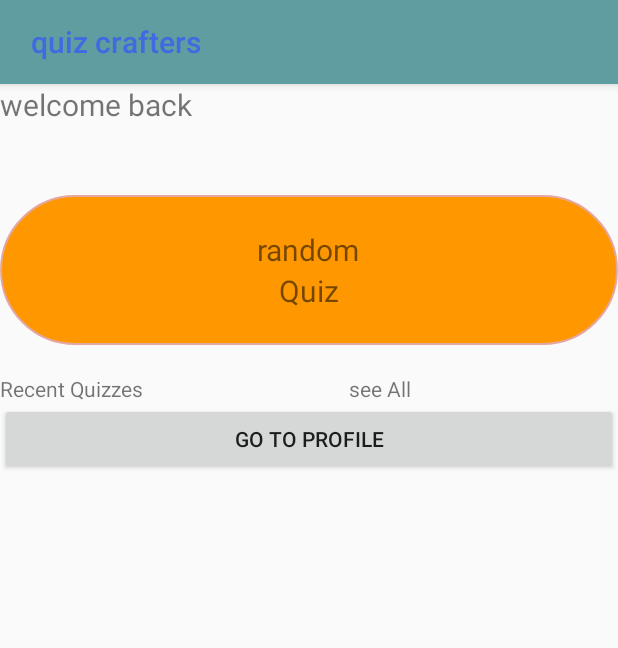
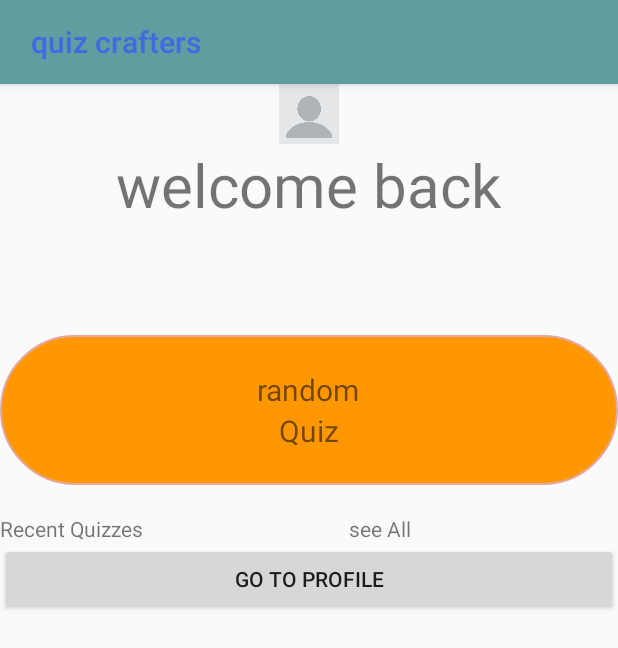
Before and after one commit to FIT5046Assignment3/tony-s-folder, an Android app: the HomeScreenActivity screen opened directly, with no data from a screen before it, on a phone screen of 412 x 824 dp. Shown: the top 648 px of the screen. Run offline under Robolectric (Android 15) with nearby library versions, the light colour scheme and no system bars; our stand-ins replace Firebase (no records; nobody signed in at launch, a user with empty details on screens opened directly).

Commit message:
hard code image into project, done everything for my part

```diff
--- a/app/src/main/java/com/FIT5046/assignment/HomeScreenActivity.java
+++ b/app/src/main/java/com/FIT5046/assignment/HomeScreenActivity.java
@@ -65,7 +65,7 @@ public class HomeScreenActivity extends AppCompatActivity {
 
         fireBaseUser = firebaseAuth.getCurrentUser();
 
-        ImageForHome = findViewById(R.id.imageViewForHome);
+//        ImageForHome = findViewById(R.id.imageViewForHome);
 
         if(fireBaseUser == null)
         {
--- a/app/src/main/java/com/FIT5046/assignment/SignUpScreen.java
+++ b/app/src/main/java/com/FIT5046/assignment/SignUpScreen.java
@@ -86,6 +86,9 @@ public class SignUpScreen extends AppCompatActivity {
                 {
                     Toast.makeText(SignUpScreen.this, "password and confirm password should be the same", Toast.LENGTH_SHORT).show();
                 }
+                else if(password_input.length()<6){
+                    Toast.makeText(SignUpScreen.this, "Password must have at least 6 characters", Toast.LENGTH_SHORT).show();
+                }
                 else
                 {
 
--- a/app/src/main/res/layout/home_screen.xml
+++ b/app/src/main/res/layout/home_screen.xml
@@ -8,41 +8,35 @@
     android:orientation="vertical">
 
 
-    <LinearLayout
-        android:layout_width="match_parent"
-        android:layout_height="wrap_content"
-        android:orientation="horizontal"
-        android:gravity="center_horizontal">
+    <ImageView
+        android:id="@+id/imageViewHome"
+        android:layout_width="40dp"
+        android:layout_height="40dp"
+        android:layout_gravity="center"
+        android:src="@drawable/avatar" />
 
 
-    <LinearLayout
-        android:layout_width="match_parent"
-        android:layout_height="wrap_content"
-        android:orientation="vertical">
+
     <TextView
         android:id="@+id/welcomeBack"
-        android:layout_width="match_parent"
+        android:layout_width="wrap_content"
         android:layout_height="wrap_content"
-        android:textSize = "20sp"
+        android:textSize = "40sp"
+        android:layout_gravity="center"
         android:text="welcome back"/>
 
 
 
         <TextView
                 android:id="@+id/accountNameFromDataBase"
-                android:layout_width="match_parent"
+                android:layout_width="wrap_content"
                 android:layout_height="wrap_content"
-                android:textSize = "20sp"/>
+            android:layout_gravity="center"
+                android:textSize = "40sp"/>
 
 
-    </LinearLayout>
 
-        <ImageView
-            android:id="@+id/imageViewForHome"
-            android:layout_width="match_parent"
-            android:layout_height="wrap_content"
-            tools:srcCompat="@tools:sample/avatars" />
-    </LinearLayout>
+
 
 
     <TextView
```
Also changed, not shown: app/src/main/java/com/FIT5046/assignment/accountscreen.java (+9 -9 lines), app/src/main/res/layout/accountscreen.xml (+14 -11 lines), app/src/main/res/drawable/avatar.jpg (added).
